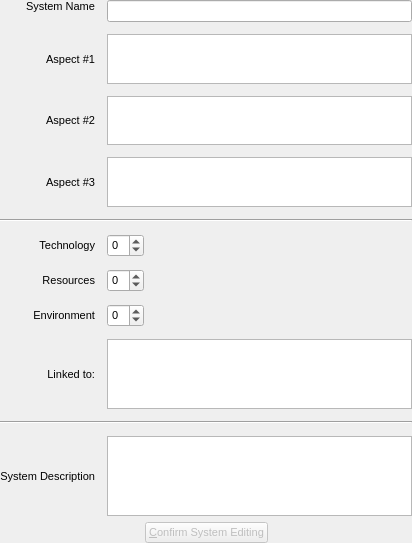
Above: src/clusteritemeditor.ui from maxlambertini/Warp2010 before the change. Below: the same form after it.
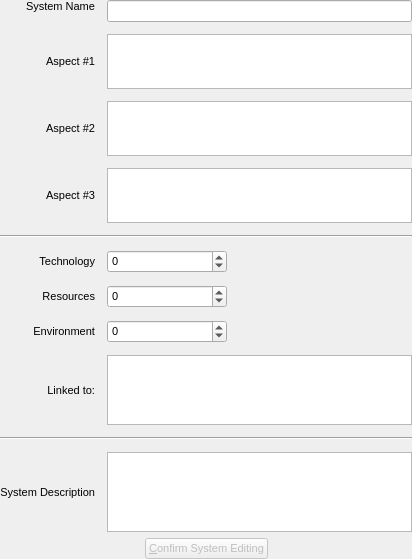
That is the form after the change.

```diff
--- a/src/clusteritemeditor.ui
+++ b/src/clusteritemeditor.ui
@@ -7,7 +7,7 @@
     <x>0</x>
     <y>0</y>
     <width>412</width>
-    <height>543</height>
+    <height>559</height>
    </rect>
   </property>
   <property name="font">
@@ -135,6 +135,12 @@
          <verstretch>0</verstretch>
         </sizepolicy>
        </property>
+       <property name="minimumSize">
+        <size>
+         <width>120</width>
+         <height>0</height>
+        </size>
+       </property>
        <property name="minimum">
         <number>-4</number>
        </property>
@@ -161,6 +167,12 @@
          <verstretch>0</verstretch>
         </sizepolicy>
        </property>
+       <property name="minimumSize">
+        <size>
+         <width>120</width>
+         <height>0</height>
+        </size>
+       </property>
        <property name="minimum">
         <number>-4</number>
        </property>
@@ -187,6 +199,12 @@
          <verstretch>0</verstretch>
         </sizepolicy>
        </property>
+       <property name="minimumSize">
+        <size>
+         <width>120</width>
+         <height>0</height>
+        </size>
+       </property>
        <property name="minimum">
         <number>-4</number>
        </property>
```
Left out of the diff: 11 changed lines with no effect on the pictures.
